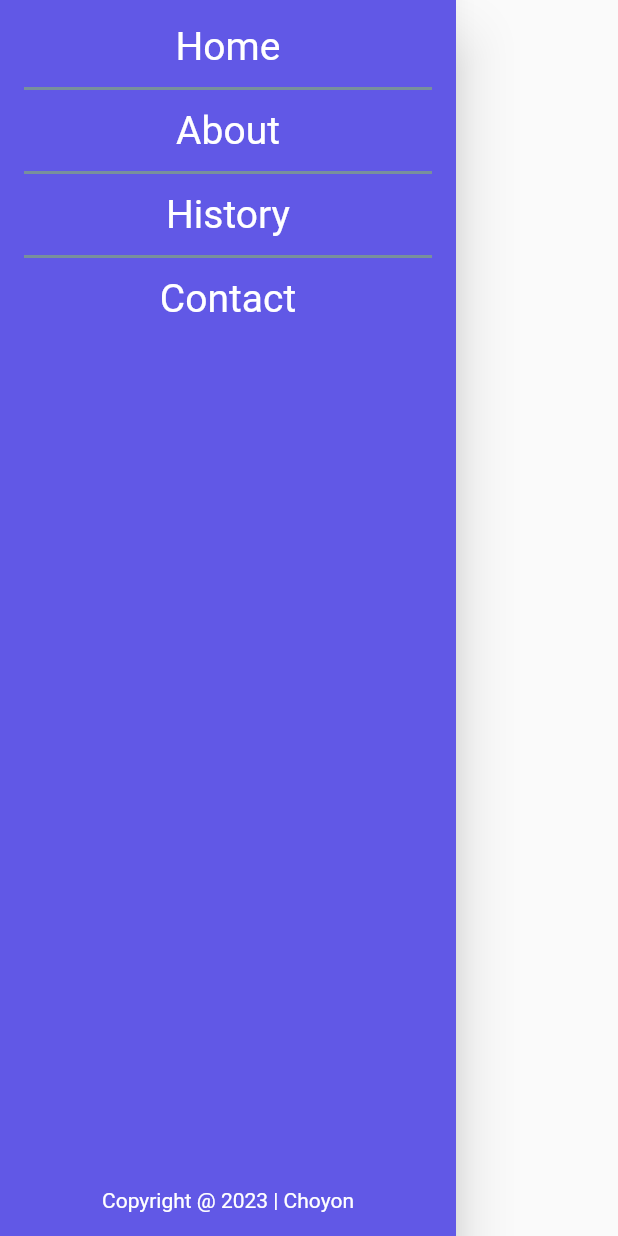
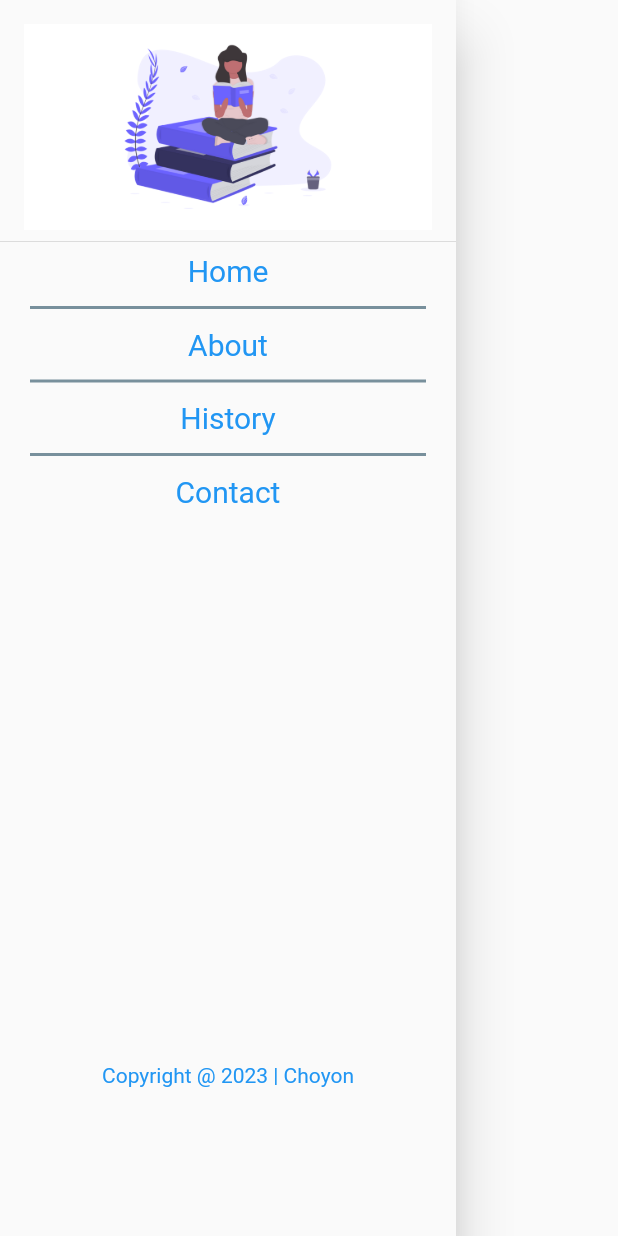
Before and after one commit to ChoyonBonik/web_ui, a Flutter app: the MenuDrawer widget shown alone on an empty page, opened directly, on a phone screen of 412 x 824 dp. Run offline on Flutter 3.47's test engine with Material 2 defaults, Android fonts, the phone set to English and light mode, and no system bars; our stand-ins replace carousel_slider.

Commit message:
menu drawer widget

```diff
--- a/lib/widgets/menu_drawer.dart
+++ b/lib/widgets/menu_drawer.dart
@@ -6,90 +6,108 @@ class MenuDrawer extends StatelessWidget {
   @override
   Widget build(BuildContext context) {
     return Drawer(
-      child: Container(
-        color: Color(0xFF6158e6),
-        child: Padding(
-            padding: EdgeInsets.all(16.0),
       child: Column(
         children: [
+          DrawerHeader(
+            child: Container(
+              height: 500,
+              width: double.infinity,
+              decoration: BoxDecoration(
+                image: DecorationImage(
+                    image: AssetImage('images/background.png'),
+                    fit: BoxFit.cover),
+              ),
+            ),
+          ),
           InkWell(
-                onTap: (){},
+            onTap: () {},
             child: Text(
               'Home',
               style: TextStyle(
-                    color: Colors.white, fontSize: 26,
+                color: Colors.blue,
+                fontSize: 20,
               ),
             ),
           ),
           Padding(
             padding: EdgeInsets.only(
-                top: 5.0, bottom: 5.0,
+              top: 5.0,
+              bottom: 5.0,
             ),
             child: Divider(
               color: Colors.blueGrey.shade400,
               thickness: 2,
+              indent: 20,
+              endIndent: 20,
             ),
           ),
           InkWell(
-                onTap: (){},
+            onTap: () {},
             child: Text(
               'About',
               style: TextStyle(
-                    color: Colors.white, fontSize: 26,
+                color: Colors.blue,
+                fontSize: 20,
               ),
             ),
           ),
           Padding(
             padding: EdgeInsets.only(
-                  top: 5.0, bottom: 5.0,
+              top: 5.0,
+              bottom: 5.0,
             ),
             child: Divider(
               color: Colors.blueGrey.shade400,
               thickness: 2,
+              indent: 20,
+              endIndent: 20,
             ),
           ),
           InkWell(
-                onTap: (){},
+            onTap: () {},
             child: Text(
               'History',
               style: TextStyle(
-                    color: Colors.white, fontSize: 26,
+                color: Colors.blue,
+                fontSize: 20,
               ),
             ),
           ),
           Padding(
             padding: EdgeInsets.only(
-                  top: 5.0, bottom: 5.0,
+              top: 5.0,
+              bottom: 5.0,
             ),
             child: Divider(
               color: Colors.blueGrey.shade400,
               thickness: 2,
+              indent: 20,
+              endIndent: 20,
             ),
           ),
           InkWell(
-                onTap: (){},
+            onTap: () {},
             child: Text(
               'Contact',
               style: TextStyle(
-                    color: Colors.white, fontSize: 26,
+                color: Colors.blue,
+                fontSize: 20,
               ),
             ),
           ),
-              Expanded(
-                  child: Align(
-                    alignment: Alignment.bottomCenter,
+          Padding(
+            padding: EdgeInsets.only(
+              top: 370,
+            ),
             child: Text(
               'Copyright @ 2023 | Choyon',
               style: TextStyle(
-                        color: Colors.white,
+                color: Colors.blue,
                 fontSize: 14,
               ),
             ),
           )
-              )
         ],
-          ),
-        ),
       ),
     );
   }
```
Lines whose indentation alone changed are shown as unchanged.
